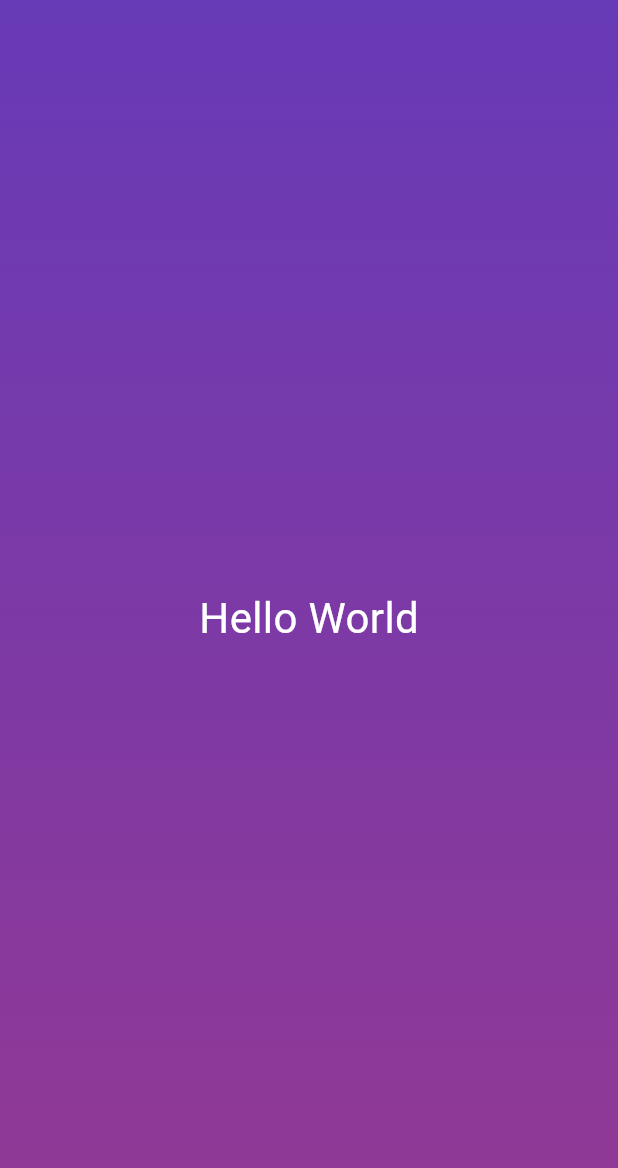
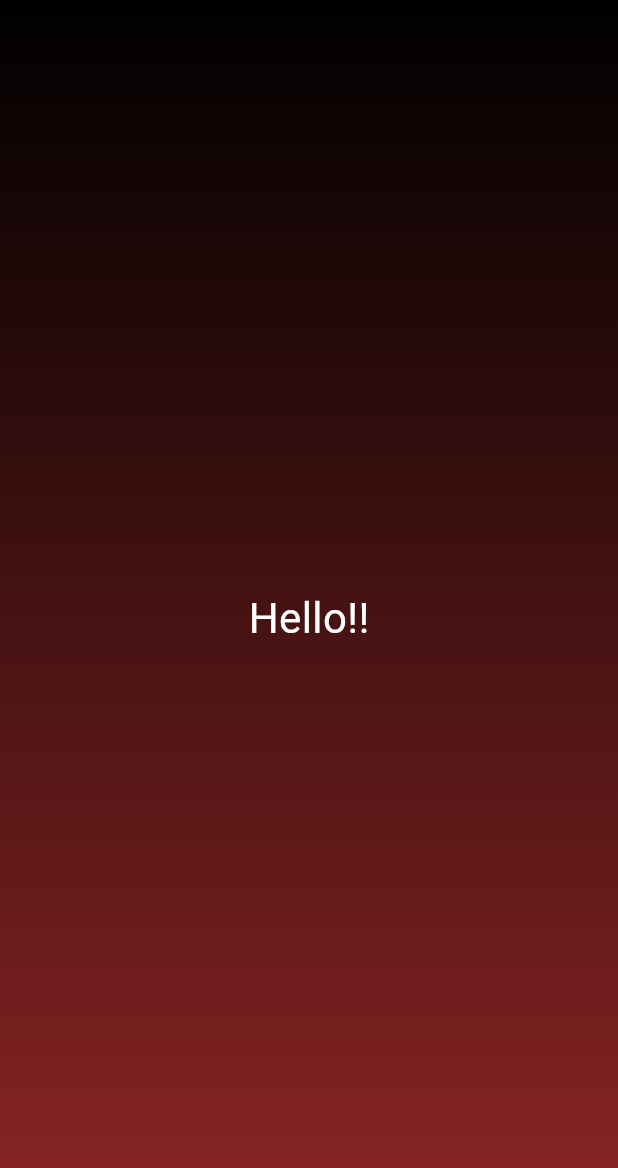
Before and after one commit to k-0107/first_flutter, a Flutter app: the screen it shows after launch, on a phone screen of 412 x 824 dp. Shown: the top 1168 px of the screen. Run offline on Flutter 3.47's test engine with Material 3 defaults, Android fonts, the phone set to English and light mode, and no system bars.

Commit message:
finalとconst、特別な変数
再利用可能なウィジェットにする

```diff
--- a/lib/gradient_container.dart
+++ b/lib/gradient_container.dart
@@ -1,26 +1,26 @@
 import 'package:flutter/material.dart';
 import 'package:first_app/text_with_style.dart';
 
-var startAlignment = Alignment.topRight;
-var endAlignment = Alignment.bottomRight;
+const startAlignment = Alignment.topRight;
+const endAlignment = Alignment.bottomRight;
 
 class GradientContainer extends StatelessWidget {
-  const GradientContainer({super.key});
+  const GradientContainer(this.color1, this.color2, {super.key});
+  final Color color1;
+  final Color color2;
+
   @override
   Widget build(BuildContext context) {
     return Container(
       decoration: BoxDecoration(
         gradient: LinearGradient(
-          colors: const [
-            Colors.deepPurple,
-            Color.fromARGB(255, 146, 57, 148),
-          ],
+          colors: [color1, color2],
           begin: startAlignment,
           end: endAlignment,
         ),
       ),
       child: const Center(
-        child: TextWithStyle(),
+        child: TextWithStyle("Hello!!"),
       ),
     );
   }
--- a/lib/main.dart
+++ b/lib/main.dart
@@ -4,7 +4,12 @@ import 'package:first_app/gradient_container.dart';
 void main() {
   runApp(
     const MaterialApp(
-      home: Scaffold(body: GradientContainer()),
+      home: Scaffold(
+        body: GradientContainer(
+          Colors.black,
+          Color.fromARGB(255, 141, 37, 37),
+        ),
+      ),
     ),
   );
 }
--- a/lib/text_with_style.dart
+++ b/lib/text_with_style.dart
@@ -1,12 +1,14 @@
 import 'package:flutter/material.dart';
 
 class TextWithStyle extends StatelessWidget {
-  const TextWithStyle({super.key});
+  const TextWithStyle(this.text, {super.key});
+  final String text;
+
   @override
   Widget build(BuildContext context) {
-    return const Text(
-      "Hello World",
-      style: TextStyle(
+    return Text(
+      text,
+      style: const TextStyle(
         color: Colors.white,
         fontSize: 28,
       ),
```
